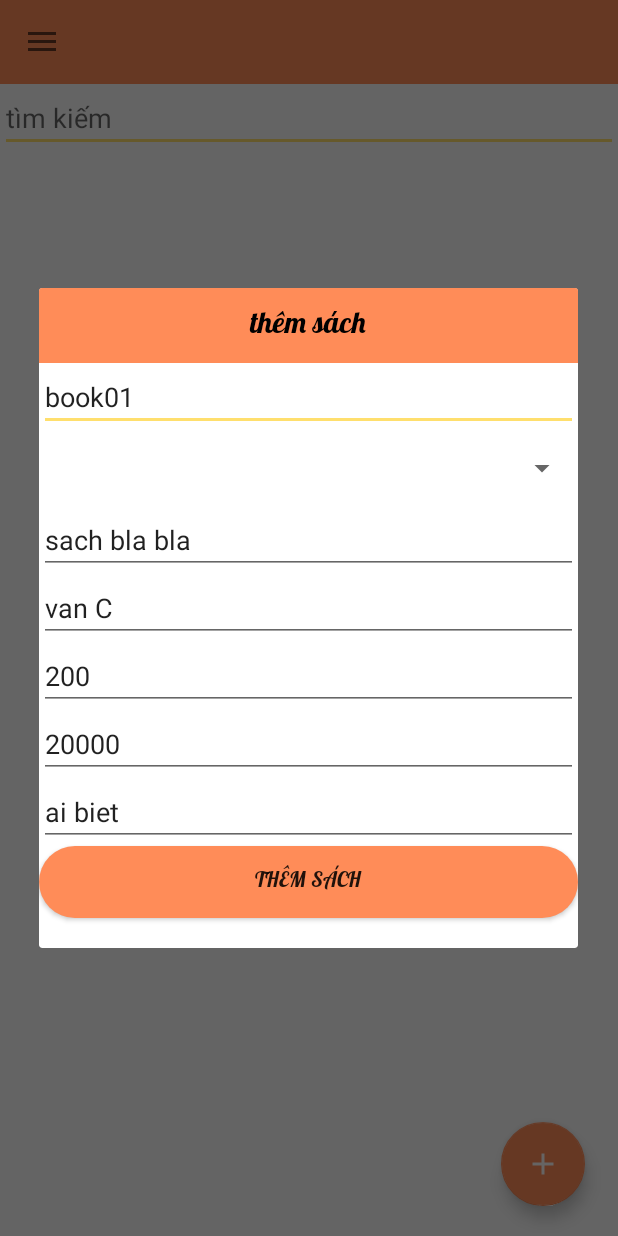
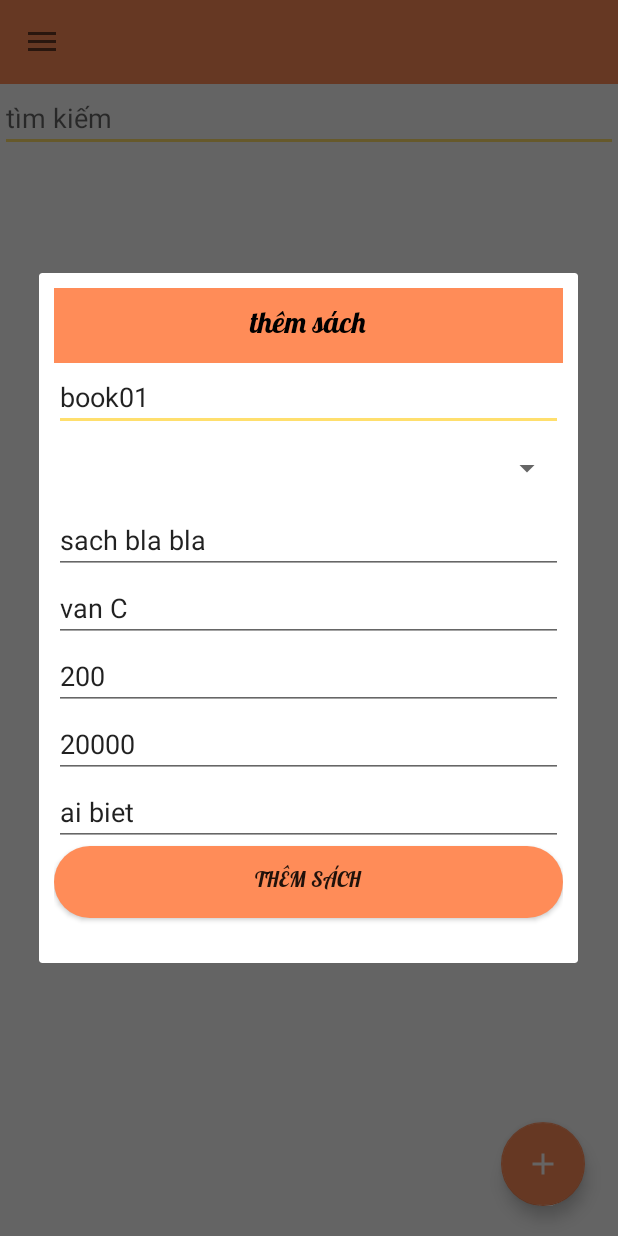
Before and after one commit to huynguyen199/mymangerbook, an Android app: the fragment BookFragment placed in its activity, after a tap on an icon or button, on a phone screen of 412 x 824 dp. Run offline under Robolectric (Android 15) with nearby library versions, the phone set to English and light mode, and no system bars; our stand-ins replace Firebase (no records; nobody signed in at launch, a user with empty details on screens opened directly); libraries missing offline, so code that uses them is left out: com.orhanobut.dialogplus.

```diff
--- a/app/src/main/java/com/example/myproject1/Fragment/BookFragment.java
+++ b/app/src/main/java/com/example/myproject1/Fragment/BookFragment.java
@@ -52,6 +52,7 @@ public class BookFragment extends Fragment {
 
     EditText masach,tieude,tacgia,soluong,giabia,nxb;
     Button btnadd;
+    Spinner tentheloai;
 //    SimpleDateFormat simpleDateFormat = new SimpleDateFormat("YYYY-MM-30");
     FirebaseRecyclerAdapter<Book, adapterBook.BookHoder> adapter;
     @Nullable
@@ -78,7 +79,7 @@ public class BookFragment extends Fragment {
                 builder.setView(view);
 
                  masach = view.findViewById(R.id.masach);
-                final Spinner tentheloai = view.findViewById(R.id.tentheloai);
+                tentheloai = view.findViewById(R.id.tentheloai);
                 tieude = view.findViewById(R.id.tieude);
                 tacgia = view.findViewById(R.id.tacgia);
                 soluong = view.findViewById(R.id.soluong);
@@ -87,6 +88,13 @@ public class BookFragment extends Fragment {
                 btnadd = view.findViewById(R.id.themsach);
                 final AlertDialog  dialog = builder.create();
 
+                masach.setText("book01");
+                tieude.setText("sach bla bla");
+                tacgia.setText("van C");
+                soluong.setText("200");
+                giabia.setText("20000");
+                nxb.setText("ai biet");
+
                 masach.addTextChangedListener(textWatcher);
                 tieude.addTextChangedListener(textWatcher);
                 tacgia.addTextChangedListener(textWatcher);
@@ -94,12 +102,6 @@ public class BookFragment extends Fragment {
                 giabia.addTextChangedListener(textWatcher);
                 nxb.addTextChangedListener(textWatcher);
 
-                masach.setText("book01");
-                tieude.setText("sach bla bla");
-                tacgia.setText("van C");
-                soluong.setText("200");
-                giabia.setText("20000");
-                nxb.setText("ai biet");
                 view.setTag(dialog);
 
                 Dao_Book dao_book = new Dao_Book(container.getContext(),view);
@@ -182,13 +184,14 @@ public class BookFragment extends Fragment {
             String mnxb = nxb.getText().toString();
             String mgiabia = giabia.getText().toString();
             String msoluong = soluong.getText().toString();
-
+            boolean spinner = (tentheloai.getCount() == 0);
 
 //            String mahoadon = mmahoadon.getText().toString();
 //            String date = mdate.getText().toString();
             Boolean btn = !mmasach.isEmpty() && !mtieude.isEmpty()
                     &&!mtacgia.isEmpty() && !mnxb.isEmpty()
-                    &&!mgiabia.isEmpty() && !msoluong.isEmpty();
+                    &&!mgiabia.isEmpty() && !msoluong.isEmpty()
+                    &&spinner;
             btnadd.setEnabled(btn);
         }
 
--- a/app/src/main/res/layout/dialog_book.xml
+++ b/app/src/main/res/layout/dialog_book.xml
@@ -4,8 +4,7 @@
     android:layout_height="wrap_content"
     android:orientation="vertical"
     android:id="@+id/linear_book"
-    android:layout_marginTop="20dp"
-    android:layout_margin="10dp"
+    android:padding="10dp"
     >
 
     <TextView
```
Also changed, not shown: app/src/main/java/com/example/myproject1/Fragment/Payfragment.java (+18 -8 lines).
